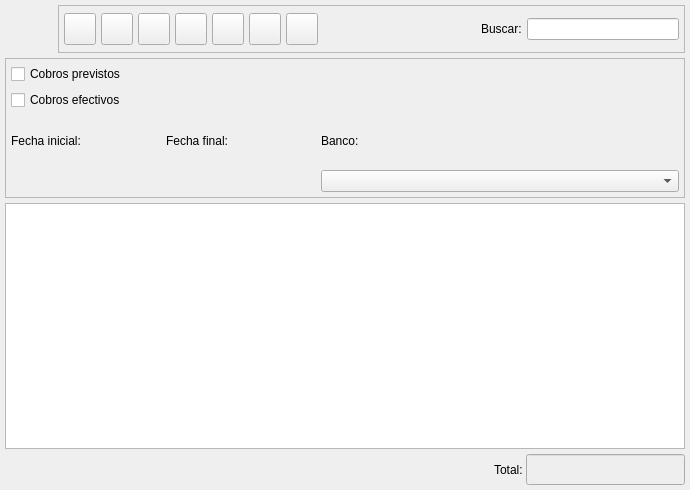
Before: the Qt Designer form bulmages/bulmafact/src/cobroslistbase.ui in eboladev/Bulmages-1, drawn with Qt 5.
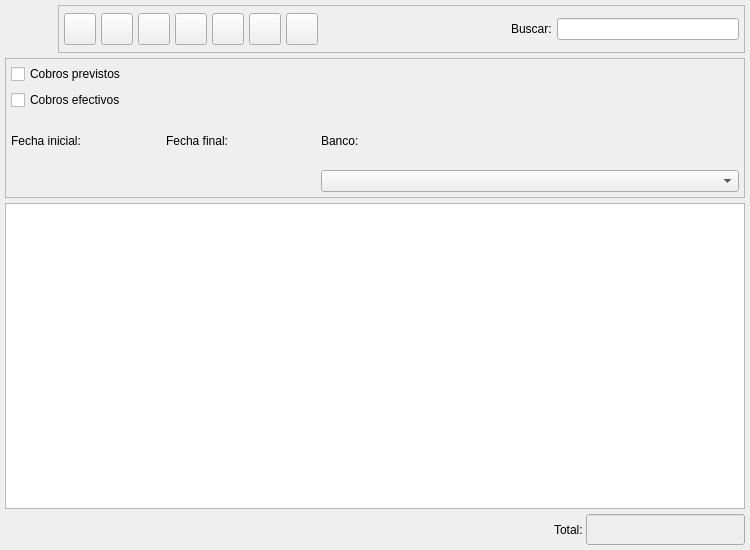
After: the same form once the commit is applied. Icons and pictures are not drawn. Custom widgets are drawn as their Qt base class.

What changed in the file:
```diff
--- a/bulmages/bulmafact/src/cobroslistbase.ui
+++ b/bulmages/bulmafact/src/cobroslistbase.ui
@@ -9,8 +9,8 @@
    <rect>
     <x>0</x>
     <y>0</y>
-    <width>690</width>
-    <height>490</height>
+    <width>750</width>
+    <height>550</height>
    </rect>
   </property>
   <property name="windowTitle" >
```
Left out of the diff: 2 changed lines with no effect on the pictures.
